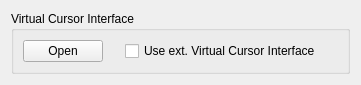
This is myogestic/gui/widgets/visual_interfaces/virtual_cursor_interface/ui/setup.ui in NsquaredLab/MyoGestic as Qt 5 draws it before an edit. The edited form follows.
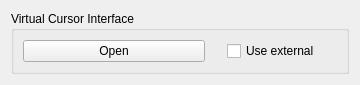
This is the edited form.

Commit message: Update visual interface UIs

Patch:
```diff
--- a/myogestic/gui/widgets/visual_interfaces/virtual_cursor_interface/ui/setup.ui
+++ b/myogestic/gui/widgets/visual_interfaces/virtual_cursor_interface/ui/setup.ui
@@ -23,7 +23,7 @@
       <item row="0" column="4">
        <widget class="QCheckBox" name="useExternalVirtualCursorInterfaceCheckBox">
         <property name="text">
-         <string>Use ext. Virtual Cursor Interface</string>
+         <string>Use external</string>
         </property>
        </widget>
       </item>
```
The commit also changes 3 other files.
